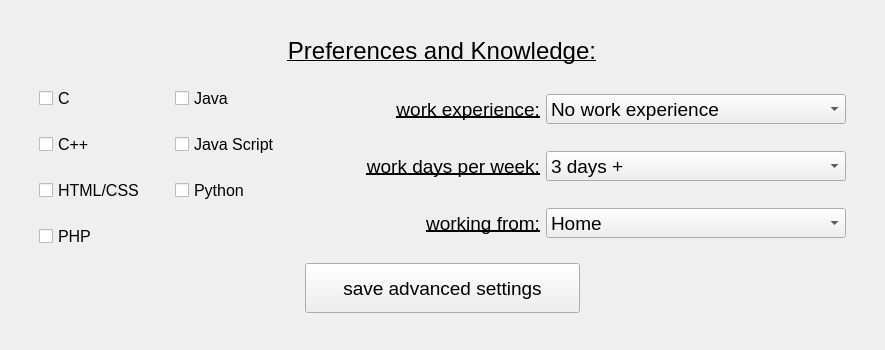
First picture: the form in ui/advancedSearch.ui, repository IvnGenza/EasyJob_39, before the edit.
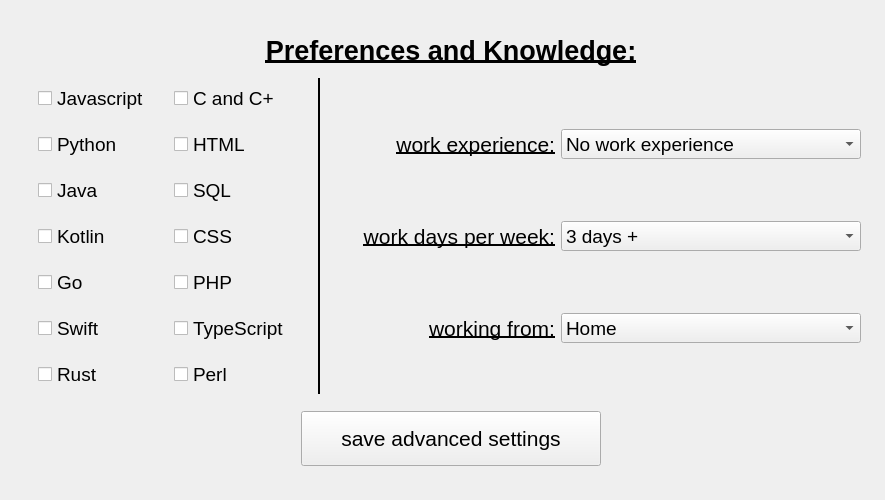
Second picture: the form after the edit.

Patch:
```diff
--- a/ui/advancedSearch.ui
+++ b/ui/advancedSearch.ui
@@ -7,19 +7,19 @@
     <x>0</x>
     <y>0</y>
     <width>885</width>
-    <height>350</height>
+    <height>500</height>
    </rect>
   </property>
   <property name="minimumSize">
    <size>
     <width>885</width>
-    <height>350</height>
+    <height>500</height>
    </size>
   </property>
   <property name="maximumSize">
    <size>
-    <width>950</width>
-    <height>350</height>
+    <width>885</width>
+    <height>500</height>
    </size>
   </property>
   <property name="windowTitle">
@@ -30,8 +30,8 @@
     <rect>
      <x>30</x>
      <y>30</y>
-     <width>825</width>
-     <height>286</height>
+     <width>842</width>
+     <height>439</height>
     </rect>
    </property>
    <layout class="QVBoxLayout" name="verticalLayout">
@@ -54,7 +54,9 @@
       </property>
       <property name="font">
        <font>
-        <pointsize>18</pointsize>
+        <pointsize>20</pointsize>
+        <weight>75</weight>
+        <bold>true</bold>
         <underline>true</underline>
        </font>
       </property>
@@ -67,7 +69,231 @@
      <layout class="QHBoxLayout" name="horizontalLayout">
       <item>
        <layout class="QGridLayout" name="gridLayout">
-        <item row="0" column="1">
+        <item row="4" column="0">
+         <widget class="QCheckBox" name="checkBox_go">
+          <property name="minimumSize">
+           <size>
+            <width>130</width>
+            <height>40</height>
+           </size>
+          </property>
+          <property name="maximumSize">
+           <size>
+            <width>130</width>
+            <height>40</height>
+           </size>
+          </property>
+          <property name="font">
+           <font>
+            <pointsize>14</pointsize>
+            <weight>50</weight>
+            <bold>false</bold>
+           </font>
+          </property>
+          <property name="cursor">
+           <cursorShape>PointingHandCursor</cursorShape>
+          </property>
+          <property name="layoutDirection">
+           <enum>Qt::LeftToRight</enum>
+          </property>
+          <property name="text">
+           <string>Go</string>
+          </property>
+         </widget>
+        </item>
+        <item row="5" column="0">
+         <widget class="QCheckBox" name="checkBox_swift">
+          <property name="minimumSize">
+           <size>
+            <width>130</width>
+            <height>40</height>
+           </size>
+          </property>
+          <property name="maximumSize">
+           <size>
+            <width>130</width>
+            <height>40</height>
+           </size>
+          </property>
+          <property name="font">
+           <font>
+            <pointsize>14</pointsize>
+            <weight>50</weight>
+            <bold>false</bold>
+           </font>
+          </property>
+          <property name="cursor">
+           <cursorShape>PointingHandCursor</cursorShape>
+          </property>
+          <property name="layoutDirection">
+           <enum>Qt::LeftToRight</enum>
+          </property>
+          <property name="text">
+           <string>Swift</string>
+          </property>
+         </widget>
+        </item>
+        <item row="6" column="0">
+         <widget class="QCheckBox" name="checkBox_rust">
+          <property name="minimumSize">
+           <size>
+            <width>130</width>
+            <height>40</height>
+           </size>
+          </property>
+          <property name="maximumSize">
+           <size>
+            <width>130</width>
+            <height>40</height>
+           </size>
+          </property>
+          <property name="font">
+           <font>
+            <pointsize>14</pointsize>
+            <weight>50</weight>
+            <bold>false</bold>
+           </font>
+          </property>
+          <property name="cursor">
+           <cursorShape>PointingHandCursor</cursorShape>
+          </property>
+          <property name="layoutDirection">
+           <enum>Qt::LeftToRight</enum>
+          </property>
+          <property name="text">
+           <string>Rust</string>
+          </property>
+         </widget>
+        </item>
+        <item row="0" column="0">
+         <widget class="QCheckBox" name="checkBox_javascript">
+          <property name="minimumSize">
+           <size>
+            <width>130</width>
+            <height>40</height>
+           </size>
+          </property>
+          <property name="maximumSize">
+           <size>
+            <width>130</width>
+            <height>40</height>
+           </size>
+          </property>
+          <property name="font">
+           <font>
+            <pointsize>14</pointsize>
+            <weight>50</weight>
+            <bold>false</bold>
+           </font>
+          </property>
+          <property name="cursor">
+           <cursorShape>PointingHandCursor</cursorShape>
+          </property>
+          <property name="layoutDirection">
+           <enum>Qt::LeftToRight</enum>
+          </property>
+          <property name="text">
+           <string>Javascript</string>
+          </property>
+         </widget>
+        </item>
+        <item row="1" column="1">
+         <widget class="QCheckBox" name="checkBox_html">
+          <property name="minimumSize">
+           <size>
+            <width>130</width>
+            <height>40</height>
+           </size>
+          </property>
+          <property name="maximumSize">
+           <size>
+            <width>130</width>
+            <height>40</height>
+           </size>
+          </property>
+          <property name="font">
+           <font>
+            <pointsize>14</pointsize>
+            <weight>50</weight>
+            <bold>false</bold>
+           </font>
+          </property>
+          <property name="cursor">
+           <cursorShape>PointingHandCursor</cursorShape>
+          </property>
+          <property name="layoutDirection">
+           <enum>Qt::LeftToRight</enum>
+          </property>
+          <property name="text">
+           <string>HTML</string>
+          </property>
+         </widget>
+        </item>
+        <item row="2" column="1">
+         <widget class="QCheckBox" name="checkBox_sql">
+          <property name="minimumSize">
+           <size>
+            <width>100</width>
+            <height>40</height>
+           </size>
+          </property>
+          <property name="maximumSize">
+           <size>
+            <width>100</width>
+            <height>40</height>
+           </size>
+          </property>
+          <property name="font">
+           <font>
+            <pointsize>14</pointsize>
+            <weight>50</weight>
+            <bold>false</bold>
+           </font>
+          </property>
+          <property name="cursor">
+           <cursorShape>PointingHandCursor</cursorShape>
+          </property>
+          <property name="layoutDirection">
+           <enum>Qt::LeftToRight</enum>
+          </property>
+          <property name="text">
+           <string>SQL</string>
+          </property>
+         </widget>
+        </item>
+        <item row="1" column="0">
+         <widget class="QCheckBox" name="checkBox_python">
+          <property name="minimumSize">
+           <size>
+            <width>100</width>
+            <height>40</height>
+           </size>
+          </property>
+          <property name="maximumSize">
+           <size>
+            <width>100</width>
+            <height>40</height>
+           </size>
+          </property>
+          <property name="font">
+           <font>
+            <pointsize>14</pointsize>
+            <weight>50</weight>
+            <bold>false</bold>
+           </font>
+          </property>
+          <property name="cursor">
+           <cursorShape>PointingHandCursor</cursorShape>
+          </property>
+          <property name="layoutDirection">
+           <enum>Qt::LeftToRight</enum>
+          </property>
+          <property name="text">
+           <string>Python</string>
+          </property>
+         </widget>
+        </item>
+        <item row="2" column="0">
          <widget class="QCheckBox" name="checkBox_java">
           <property name="minimumSize">
            <size>
@@ -83,7 +309,9 @@
           </property>
           <property name="font">
            <font>
-            <pointsize>12</pointsize>
+            <pointsize>14</pointsize>
+            <weight>50</weight>
+            <bold>false</bold>
            </font>
           </property>
           <property name="layoutDirection">
@@ -94,8 +322,8 @@
           </property>
          </widget>
         </item>
-        <item row="0" column="0">
-         <widget class="QCheckBox" name="checkBox_c">
+        <item row="0" column="1">
+         <widget class="QCheckBox" name="checkBox_c_cpp">
           <property name="minimumSize">
            <size>
             <width>100</width>
@@ -110,46 +338,24 @@
           </property>
           <property name="font">
            <font>
-            <pointsize>12</pointsize>
+            <pointsize>14</pointsize>
+            <weight>50</weight>
+            <bold>false</bold>
            </font>
           </property>
-          <property name="layoutDirection">
-           <enum>Qt::LeftToRight</enum>
+          <property name="cursor">
+           <cursorShape>PointingHandCursor</cursorShape>
           </property>
-          <property name="text">
-           <string>C</string>
-          </property>
-         </widget>
-        </item>
-        <item row="1" column="0">
-         <widget class="QCheckBox" name="checkBox_cpp">
-          <property name="minimumSize">
-           <size>
-            <width>100</width>
-            <height>40</height>
-           </size>
-          </property>
-          <property name="maximumSize">
-           <size>
-            <width>100</width>
-            <height>40</height>
-           </size>
-          </property>
-          <property name="font">
-           <font>
-            <pointsize>12</pointsize>
-           </font>
-          </property>
           <property name="layoutDirection">
            <enum>Qt::LeftToRight</enum>
           </property>
           <property name="text">
-           <string>C++</string>
+           <string>C and C++</string>
           </property>
          </widget>
         </item>
-        <item row="2" column="0">
-         <widget class="QCheckBox" name="checkBox_htmlcss">
+        <item row="5" column="1">
+         <widget class="QCheckBox" name="checkBox_typescript">
           <property name="minimumSize">
            <size>
             <width>130</width>
@@ -164,19 +370,21 @@
           </property>
           <property name="font">
            <font>
-            <pointsize>12</pointsize>
+            <pointsize>14</pointsize>
+            <weight>50</weight>
+            <bold>false</bold>
            </font>
           </property>
           <property name="layoutDirection">
            <enum>Qt::LeftToRight</enum>
           </property>
           <property name="text">
-           <string>HTML/CSS</string>
+           <string>TypeScript</string>
           </property>
          </widget>
         </item>
-        <item row="1" column="1">
-         <widget class="QCheckBox" name="checkBox_javascript">
+        <item row="6" column="1">
+         <widget class="QCheckBox" name="checkBox_perl">
           <property name="minimumSize">
            <size>
             <width>130</width>
@@ -191,18 +399,20 @@
           </property>
           <property name="font">
            <font>
-            <pointsize>12</pointsize>
+            <pointsize>14</pointsize>
+            <weight>50</weight>
+            <bold>false</bold>
            </font>
           </property>
           <property name="layoutDirection">
            <enum>Qt::LeftToRight</enum>
           </property>
           <property name="text">
-           <string>Java Script</string>
+           <string>Perl</string>
           </property>
          </widget>
         </item>
-        <item row="3" column="0">
+        <item row="4" column="1">
          <widget class="QCheckBox" name="checkBox_php">
           <property name="minimumSize">
            <size>
@@ -218,7 +428,9 @@
           </property>
           <property name="font">
            <font>
-            <pointsize>12</pointsize>
+            <pointsize>14</pointsize>
+            <weight>50</weight>
+            <bold>false</bold>
            </font>
           </property>
           <property name="layoutDirection">
@@ -229,35 +441,93 @@
           </property>
          </widget>
         </item>
-        <item row="2" column="1">
-         <widget class="QCheckBox" name="checkBox_python">
+        <item row="3" column="1">
+         <widget class="QCheckBox" name="checkBox_css">
           <property name="minimumSize">
            <size>
-            <width>100</width>
+            <width>130</width>
             <height>40</height>
            </size>
           </property>
           <property name="maximumSize">
            <size>
-            <width>100</width>
+            <width>130</width>
             <height>40</height>
            </size>
           </property>
           <property name="font">
            <font>
-            <pointsize>12</pointsize>
+            <pointsize>14</pointsize>
+            <weight>50</weight>
+            <bold>false</bold>
            </font>
           </property>
           <property name="layoutDirection">
            <enum>Qt::LeftToRight</enum>
           </property>
           <property name="text">
-           <string>Python</string>
+           <string>CSS</string>
+          </property>
+         </widget>
+        </item>
+        <item row="3" column="0">
+         <widget class="QCheckBox" name="checkBox_koltin">
+          <property name="minimumSize">
+           <size>
+            <width>130</width>
+            <height>40</height>
+           </size>
+          </property>
+          <property name="maximumSize">
+           <size>
+            <width>130</width>
+            <height>40</height>
+           </size>
+          </property>
+          <property name="font">
+           <font>
+            <pointsize>14</pointsize>
+            <weight>50</weight>
+            <bold>false</bold>
+           </font>
+          </property>
+          <property name="cursor">
+           <cursorShape>PointingHandCursor</cursorShape>
+          </property>
+          <property name="layoutDirection">
+           <enum>Qt::LeftToRight</enum>
+          </property>
+          <property name="text">
+           <string>Kotlin</string>
           </property>
          </widget>
         </item>
        </layout>
       </item>
+      <item>
+       <widget class="Line" name="line">
+        <property name="minimumSize">
+         <size>
+          <width>0</width>
+          <height>0</height>
+         </size>
+        </property>
+        <property name="font">
+         <font>
+          <pointsize>8</pointsize>
+         </font>
+        </property>
+        <property name="frameShadow">
+         <enum>QFrame::Plain</enum>
+        </property>
+        <property name="lineWidth">
+         <number>2</number>
+        </property>
+        <property name="orientation">
+         <enum>Qt::Vertical</enum>
+        </property>
+       </widget>
+      </item>
       <item>
        <layout class="QGridLayout" name="gridLayout_2">
         <item row="1" column="1">
@@ -312,7 +582,7 @@
           </property>
           <property name="font">
            <font>
-            <pointsize>14</pointsize>
+            <pointsize>16</pointsize>
             <underline>true</underline>
            </font>
           </property>
@@ -381,7 +651,7 @@
           </property>
           <property name="font">
            <font>
-            <pointsize>14</pointsize>
+            <pointsize>16</pointsize>
             <underline>true</underline>
            </font>
           </property>
@@ -455,7 +725,7 @@
           </property>
           <property name="font">
            <font>
-            <pointsize>14</pointsize>
+            <pointsize>16</pointsize>
             <underline>true</underline>
            </font>
           </property>
@@ -475,21 +745,27 @@
      <widget class="QPushButton" name="save_settings_button">
       <property name="minimumSize">
        <size>
-        <width>275</width>
-        <height>50</height>
+        <width>300</width>
+        <height>65</height>
        </size>
       </property>
       <property name="maximumSize">
        <size>
-        <width>275</width>
-        <height>50</height>
+        <width>300</width>
+        <height>65</height>
        </size>
       </property>
       <property name="font">
        <font>
-        <pointsize>14</pointsize>
+        <pointsize>16</pointsize>
        </font>
       </property>
+      <property name="cursor">
+       <cursorShape>PointingHandCursor</cursorShape>
+      </property>
+      <property name="styleSheet">
+       <string notr="true">margin-top:10px;</string>
+      </property>
       <property name="text">
        <string>save advanced settings</string>
       </property>
```
Left out of the diff: 24 changed lines with no effect on the pictures.
